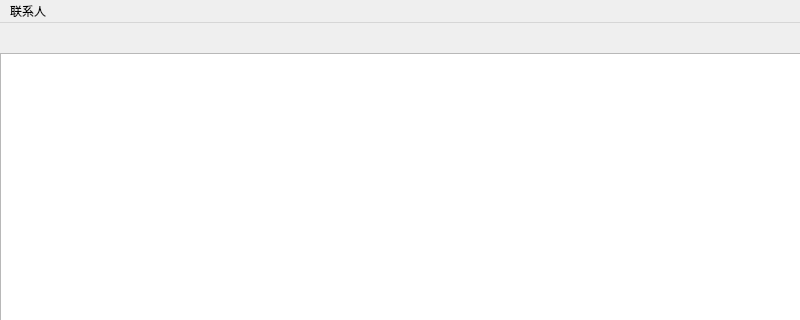
Old version of the form mainwindow.ui in the repository suxil/qt-contact-sys; both pictures show x 0 to 800 and y 0 to 320 of the 800 by 600 pixel window.
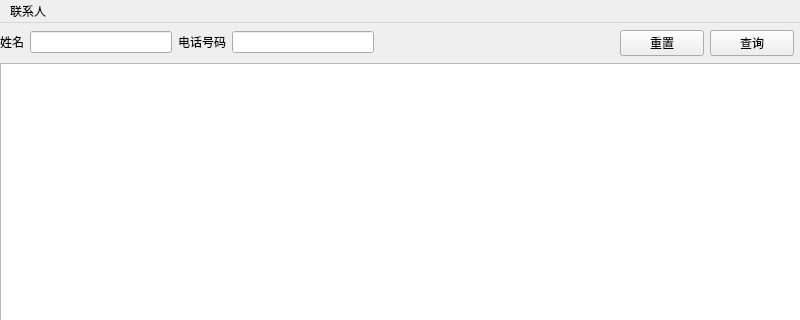
New version of the form.

Patch:
```diff
--- a/mainwindow.ui
+++ b/mainwindow.ui
@@ -27,9 +27,9 @@
      <property name="geometry">
       <rect>
        <x>0</x>
-       <y>0</y>
+       <y>10</y>
        <width>801</width>
-       <height>521</height>
+       <height>511</height>
       </rect>
      </property>
     </widget>
@@ -39,10 +39,58 @@
      <rect>
       <x>0</x>
       <y>0</y>
-      <width>801</width>
-      <height>31</height>
+      <width>374</width>
+      <height>38</height>
      </rect>
     </property>
+    <layout class="QGridLayout" name="gridLayout">
+     <item row="0" column="0">
+      <widget class="QLabel" name="label">
+       <property name="text">
+        <string>姓名</string>
+       </property>
+      </widget>
+     </item>
+     <item row="0" column="1">
+      <widget class="QLineEdit" name="nameSearch"/>
+     </item>
+     <item row="0" column="2">
+      <widget class="QLabel" name="label_2">
+       <property name="text">
+        <string>电话号码</string>
+       </property>
+      </widget>
+     </item>
+     <item row="0" column="3">
+      <widget class="QLineEdit" name="phoneSearch"/>
+     </item>
+    </layout>
+   </widget>
+   <widget class="QWidget" name="widget" native="true">
+    <property name="geometry">
+     <rect>
+      <x>620</x>
+      <y>0</y>
+      <width>174</width>
+      <height>41</height>
+     </rect>
+    </property>
+    <layout class="QHBoxLayout" name="horizontalLayout">
+     <item>
+      <widget class="QPushButton" name="resetBtn">
+       <property name="text">
+        <string>重置</string>
+       </property>
+      </widget>
+     </item>
+     <item>
+      <widget class="QPushButton" name="searchBtn">
+       <property name="text">
+        <string>查询</string>
+       </property>
+      </widget>
+     </item>
+    </layout>
    </widget>
   </widget>
   <widget class="QMenuBar" name="menubar">
```
